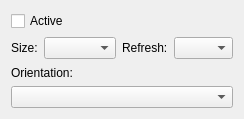
Before: the Qt Designer form kcontrol/randr/outputconfigbase.ui in mgottschlag/kwin-tiling, drawn with Qt 5.
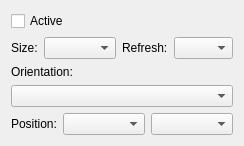
After: the same form once the commit is applied.

Commit message: - Fixed bug where outputs were always unified even when disabled in KConfig - Disallow free movement of the graphical display rep. for now - Work on implementing proper output property changes (possibly backlight,   TV formats, etc) - Added API documentation for RandROutput, and started on other classes - Preliminary multi-monitor virtual display support - Sync the refresh rate combo box with the currently selected resolution   for each output - Fix window title icon not showing up

```diff
--- a/kcontrol/randr/outputconfigbase.ui
+++ b/kcontrol/randr/outputconfigbase.ui
@@ -93,6 +93,43 @@
      </item>
     </layout>
    </item>
+   <item row="3" column="0" >
+    <layout class="QHBoxLayout" name="positionLayout">
+     <item>
+      <widget class="QLabel" name="positionLabel" >
+       <property name="sizePolicy" >
+        <sizepolicy vsizetype="Preferred" hsizetype="Minimum" >
+         <horstretch>0</horstretch>
+         <verstretch>0</verstretch>
+        </sizepolicy>
+       </property>
+       <property name="text" >
+        <string>Position:</string>
+       </property>
+      </widget>
+     </item>
+     <item>
+      <widget class="QComboBox" name="positionCombo" >
+       <property name="sizePolicy" >
+        <sizepolicy vsizetype="Fixed" hsizetype="Expanding" >
+         <horstretch>0</horstretch>
+         <verstretch>0</verstretch>
+        </sizepolicy>
+       </property>
+      </widget>
+     </item>
+	<item>
+      <widget class="QComboBox" name="positionOutputCombo" >
+       <property name="sizePolicy" >
+        <sizepolicy vsizetype="Fixed" hsizetype="Expanding" >
+         <horstretch>0</horstretch>
+         <verstretch>0</verstretch>
+        </sizepolicy>
+       </property>
+      </widget>
+     </item>
+    </layout>
+   </item>
   </layout>
  </widget>
  <resources/>
```
The commit also changes 16 other files.
